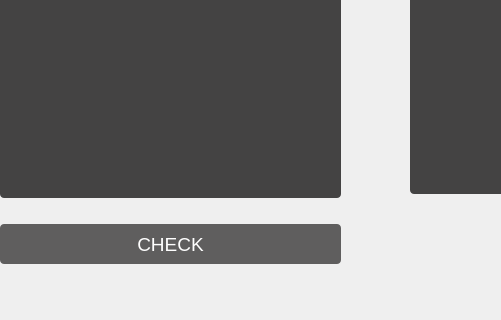
Before: the Qt Designer form src/contractchecker/contractcheckerframe.ui in basketballCzm/EOSDevHelper, drawn with Qt 5; both pictures show x 0 to 501 and y 407 to 727 of the 1200 by 900 pixel window.
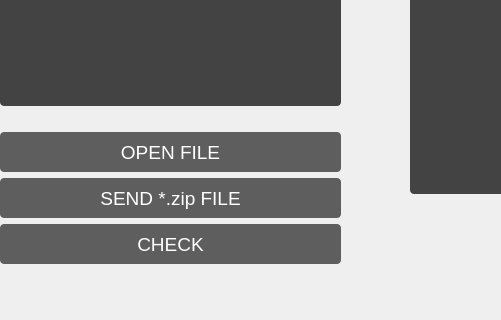
After: the same form once the commit is applied.

Commit message: Add a transfer *.zip smart contract file

Diff of the .ui file:
```diff
--- a/src/contractchecker/contractcheckerframe.ui
+++ b/src/contractchecker/contractcheckerframe.ui
@@ -89,6 +89,66 @@
       </property>
      </spacer>
     </item>
+    <item>
+     <widget class="QPushButton" name="pushButtonOpenFile">
+      <property name="minimumSize">
+       <size>
+        <width>0</width>
+        <height>40</height>
+       </size>
+      </property>
+      <property name="maximumSize">
+       <size>
+        <width>16777215</width>
+        <height>40</height>
+       </size>
+      </property>
+      <property name="font">
+       <font>
+        <family>Arial</family>
+        <pointsize>14</pointsize>
+       </font>
+      </property>
+      <property name="styleSheet">
+       <string notr="true">background-color: rgb(95, 94, 94);
+color: rgb(255, 255, 255);
+border-radius: 4px;</string>
+      </property>
+      <property name="text">
+       <string>OPEN FILE</string>
+      </property>
+     </widget>
+    </item>
+    <item>
+     <widget class="QPushButton" name="pushButtonSendFile">
+      <property name="minimumSize">
+       <size>
+        <width>0</width>
+        <height>40</height>
+       </size>
+      </property>
+      <property name="maximumSize">
+       <size>
+        <width>16777215</width>
+        <height>40</height>
+       </size>
+      </property>
+      <property name="font">
+       <font>
+        <family>Arial</family>
+        <pointsize>14</pointsize>
+       </font>
+      </property>
+      <property name="styleSheet">
+       <string notr="true">background-color: rgb(95, 94, 94);
+color: rgb(255, 255, 255);
+border-radius: 4px;</string>
+      </property>
+      <property name="text">
+       <string>SEND *.zip FILE</string>
+      </property>
+     </widget>
+    </item>
     <item>
      <widget class="QPushButton" name="pushButtonCheck">
       <property name="minimumSize">
```
The commit also changes 2 other files.
